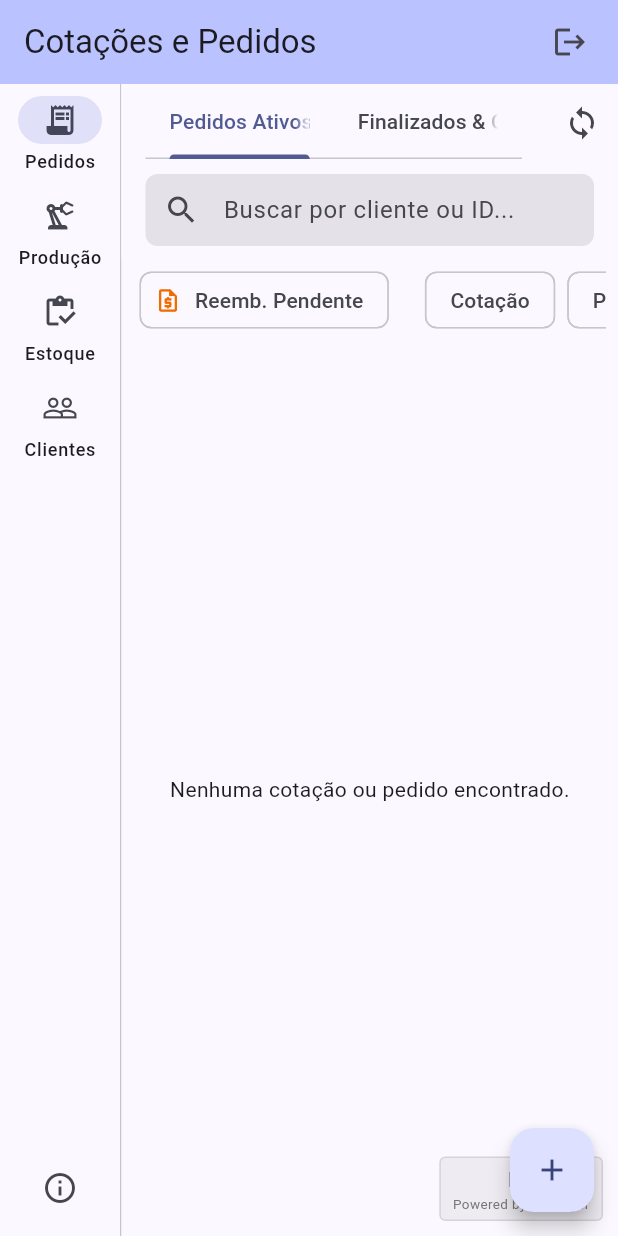
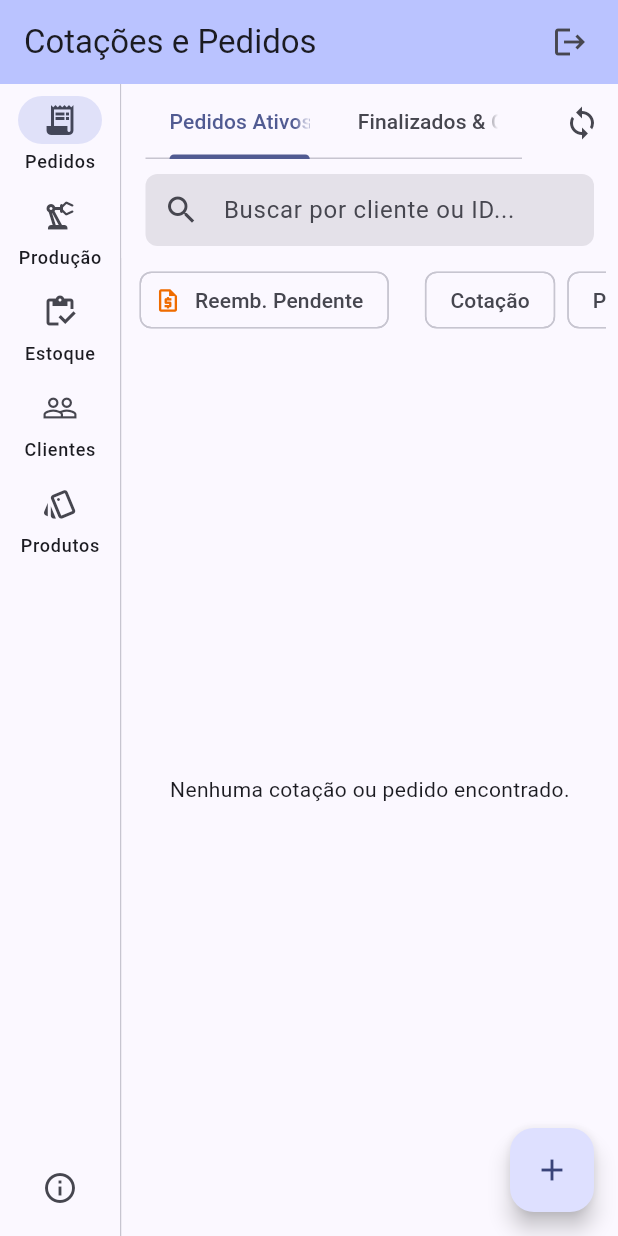
Before and after one commit to manthys/prodsys-releases, a Flutter app: the screen it shows once a user with an empty profile is signed in, on a phone screen of 412 x 824 dp. Run offline on Flutter 3.47's test engine with Material 3 defaults, Android fonts, the phone set to English and light mode, and no system bars; our stand-ins replace cloud_firestore, file_picker, firebase_auth, firebase_core, firebase_storage, mask_text_input_formatter and 4 more; missing offline and left inert: auto_updater, version; accounts and stored records are empty; network calls fail; statements that could not run were skipped.

Commit message:
feat: Libera acesso de produtos para funcionários (v1.6.9)

```diff
--- a/lib/screens/main_screen.dart
+++ b/lib/screens/main_screen.dart
@@ -1,7 +1,7 @@
-// lib/screens/main_screen.dart
+// lib/screens/main_screen.dart (VERSÃO CORRIGIDA)
 
 import 'package:flutter/material.dart';
-import 'package:package_info_plus/package_info_plus.dart'; // <-- NOVO IMPORT
+import 'package:package_info_plus/package_info_plus.dart';
 import 'package:url_launcher/url_launcher.dart';
 import '../models/client_model.dart';
 import '../models/expense_model.dart';
@@ -40,13 +40,35 @@ class _MainScreenState extends State<MainScreen> {
   String _userRole = 'employee';
   bool _isLoadingRole = true;
 
-  // ... (listas de telas e títulos permanecem as mesmas)
+  // Lista de Admin não muda
   final List<Widget> _adminScreens = const [DashboardScreen(), OrdersScreen(), ProductionScreen(), StockScreen(), ClientsScreen(), ProductsScreen(), MoldsScreen(), ExpensesScreen(), ManageUsersScreen(), SettingsScreen()];
   final List<String> _adminTitles = const ['Dashboard', 'Cotações e Pedidos', 'Produção Diária', 'Controle de Estoque', 'Clientes', 'Catálogo de Produtos', 'Gerenciar Formas', 'Controle de Gastos', 'Gerenciar Usuários', 'Configurações da Empresa'];
   final List<NavigationRailDestination> _adminDestinations = const [NavigationRailDestination(icon: Icon(Icons.dashboard_outlined), selectedIcon: Icon(Icons.dashboard), label: Text('Dashboard')), NavigationRailDestination(icon: Icon(Icons.receipt_long_outlined), selectedIcon: Icon(Icons.receipt_long), label: Text('Pedidos')), NavigationRailDestination(icon: Icon(Icons.precision_manufacturing_outlined), selectedIcon: Icon(Icons.precision_manufacturing), label: Text('Produção')), NavigationRailDestination(icon: Icon(Icons.inventory_outlined), selectedIcon: Icon(Icons.inventory), label: Text('Estoque')), NavigationRailDestination(icon: Icon(Icons.people_outline), selectedIcon: Icon(Icons.people), label: Text('Clientes')), NavigationRailDestination(icon: Icon(Icons.style_outlined), selectedIcon: Icon(Icons.style), label: Text('Produtos')), NavigationRailDestination(icon: Icon(Icons.handyman_outlined), selectedIcon: Icon(Icons.handyman), label: Text('Formas')), NavigationRailDestination(icon: Icon(Icons.money_off_outlined), selectedIcon: Icon(Icons.money_off), label: Text('Gastos')), NavigationRailDestination(icon: Icon(Icons.manage_accounts_outlined), selectedIcon: Icon(Icons.manage_accounts), label: Text('Usuários')), NavigationRailDestination(icon: Icon(Icons.settings_outlined), selectedIcon: Icon(Icons.settings), label: Text('Ajustes'))];
-  final List<Widget> _employeeScreens = const [OrdersScreen(), ProductionScreen(), StockScreen(), ClientsScreen()];
-  final List<String> _employeeTitles = const ['Cotações e Pedidos', 'Produção Diária', 'Controle de Estoque', 'Clientes'];
-  final List<NavigationRailDestination> _employeeDestinations = const [NavigationRailDestination(icon: Icon(Icons.receipt_long_outlined), selectedIcon: Icon(Icons.receipt_long), label: Text('Pedidos')), NavigationRailDestination(icon: Icon(Icons.precision_manufacturing_outlined), selectedIcon: Icon(Icons.precision_manufacturing), label: Text('Produção')), NavigationRailDestination(icon: Icon(Icons.inventory_outlined), selectedIcon: Icon(Icons.inventory), label: Text('Estoque')), NavigationRailDestination(icon: Icon(Icons.people_outline), selectedIcon: Icon(Icons.people), label: Text('Clientes'))];
+
+  // =================================================================
+  // ALTERAÇÕES NAS LISTAS DE FUNCIONÁRIOS
+  // =================================================================
+  final List<Widget> _employeeScreens = const [
+    OrdersScreen(),
+    ProductionScreen(),
+    StockScreen(),
+    ClientsScreen(),
+    ProductsScreen(), // <-- TELA DE PRODUTOS ADICIONADA
+  ];
+  final List<String> _employeeTitles = const [
+    'Cotações e Pedidos',
+    'Produção Diária',
+    'Controle de Estoque',
+    'Clientes',
+    'Catálogo de Produtos', // <-- TÍTULO ADICIONADO
+  ];
+  final List<NavigationRailDestination> _employeeDestinations = const [
+    NavigationRailDestination(icon: Icon(Icons.receipt_long_outlined), selectedIcon: Icon(Icons.receipt_long), label: Text('Pedidos')),
+    NavigationRailDestination(icon: Icon(Icons.precision_manufacturing_outlined), selectedIcon: Icon(Icons.precision_manufacturing), label: Text('Produção')),
+    NavigationRailDestination(icon: Icon(Icons.inventory_outlined), selectedIcon: Icon(Icons.inventory), label: Text('Estoque')),
+    NavigationRailDestination(icon: Icon(Icons.people_outline), selectedIcon: Icon(Icons.people), label: Text('Clientes')),
+    NavigationRailDestination(icon: Icon(Icons.style_outlined), selectedIcon: Icon(Icons.style), label: Text('Produtos')), // <-- ITEM DE NAVEGAÇÃO ADICIONADO
+  ];
 
 
   @override
@@ -70,9 +92,7 @@ class _MainScreenState extends State<MainScreen> {
     }
   }
 
-  // ===== FUNÇÃO "SOBRE" ATUALIZADA =====
   void _showAboutDialog(BuildContext context) async {
-    // Busca a informação da versão atual do pacote
     final packageInfo = await PackageInfo.fromPlatform();
     final version = packageInfo.version;
 
@@ -84,7 +104,7 @@ class _MainScreenState extends State<MainScreen> {
           mainAxisSize: MainAxisSize.min,
           crossAxisAlignment: CrossAxisAlignment.start,
           children: [
-            Text('Versão Instalada: $version', style: TextStyle(fontWeight: FontWeight.bold)),
+            Text('Versão Instalada: $version', style: const TextStyle(fontWeight: FontWeight.bold)),
             const SizedBox(height: 20),
             const Text('Desenvolvido por:'),
             const Text('Manthysr', style: TextStyle(fontWeight: FontWeight.bold)),
@@ -108,11 +128,14 @@ class _MainScreenState extends State<MainScreen> {
     );
   }
 
-  // ... (o resto do arquivo, incluindo _buildFab e o método build, continua igual)
   Widget? _buildFab(BuildContext fabContext) {
     final bool isAdmin = _userRole == 'admin';
     String? tooltip;
     VoidCallback? onPressed;
+    // Garante que o índice não estoure a lista de títulos de funcionário
+    if (_selectedIndex >= (isAdmin ? _adminTitles.length : _employeeTitles.length)) {
+      _selectedIndex = 0;
+    }
     final currentTitle = (isAdmin ? _adminTitles : _employeeTitles)[_selectedIndex];
 
     switch (currentTitle) {
@@ -130,10 +153,31 @@ class _MainScreenState extends State<MainScreen> {
     }
     return null;
   }
+
   @override
   Widget build(BuildContext context) {
     final bool isAdmin = _userRole == 'admin';
-    final screens = isAdmin ? _adminScreens : _employeeScreens;
+
+    // Agora que as listas podem ter tamanhos diferentes, precisamos construir a lista de telas dinamicamente
+    List<Widget> getScreensForRole(String role) {
+      if (role == 'admin') {
+        return _adminScreens.map((screen) {
+          if (screen is ProductsScreen) {
+            return ProductsScreen(userRole: 'admin');
+          }
+          return screen;
+        }).toList();
+      } else {
+        return _employeeScreens.map((screen) {
+          if (screen is ProductsScreen) {
+            return ProductsScreen(userRole: 'employee');
+          }
+          return screen;
+        }).toList();
+      }
+    }
+
+    final screens = getScreensForRole(_userRole);
     final titles = isAdmin ? _adminTitles : _employeeTitles;
     final destinations = isAdmin ? _adminDestinations : _employeeDestinations;
 
@@ -158,9 +202,7 @@ class _MainScreenState extends State<MainScreen> {
           const SizedBox(width: 8),
         ],
       ),
-      body: Stack(
-        children: [
-          Row(
+      body: Row(
         children: <Widget>[
           if (!_isLoadingRole)
             SingleChildScrollView(
@@ -202,45 +244,6 @@ class _MainScreenState extends State<MainScreen> {
           ),
         ],
       ),
-
-          Positioned(
-            bottom: 10,
-            right: 10,
-            child: InkWell(
-              onTap: () => launchUrl(Uri.parse('mailto:cmanthysr@gmail.com')),
-              borderRadius: BorderRadius.circular(4),
-              child: Container(
-                padding: const EdgeInsets.symmetric(horizontal: 8, vertical: 4),
-                decoration: BoxDecoration(
-                  color: Colors.black.withOpacity(0.05),
-                  borderRadius: BorderRadius.circular(4),
-                  border: Border.all(color: Colors.black.withOpacity(0.1)),
-                ),
-                child: Column(
-                  crossAxisAlignment: CrossAxisAlignment.end,
-                  children: [
-                    Text(
-                      'ProdSys',
-                      style: TextStyle(
-                        fontSize: 14,
-                        fontWeight: FontWeight.bold,
-                        color: Colors.grey.shade800,
-                      ),
-                    ),
-                    Text(
-                      'Powered by Manthysr',
-                      style: TextStyle(
-                        fontSize: 9,
-                        color: Colors.grey.shade600,
-                      ),
-                    ),
-                  ],
-                ),
-              ),
-            ),
-          ),
-        ],
-      ),
       floatingActionButton: _isLoadingRole ? null : Builder(
         builder: (BuildContext innerContext) {
           return _buildFab(innerContext) ?? const SizedBox.shrink();
--- a/lib/screens/products_screen.dart
+++ b/lib/screens/products_screen.dart
@@ -1,4 +1,4 @@
-// lib/screens/products_screen.dart (VERSÃO CORRIGIDA COM O LAYOUT ANTIGO)
+// lib/screens/products_screen.dart (VERSÃO FINAL COM PERMISSÕES E LAYOUT ANTIGO CORRIGIDO)
 
 import 'package:flutter/material.dart';
 import 'package:intl/intl.dart';
@@ -8,7 +8,8 @@ import '../services/firestore_service.dart';
 import '../widgets/product_dialog.dart';
 
 class ProductsScreen extends StatefulWidget {
-  const ProductsScreen({super.key});
+  final String userRole;
+  const ProductsScreen({super.key, this.userRole = 'employee'});
 
   @override
   State<ProductsScreen> createState() => _ProductsScreenState();
@@ -124,14 +125,13 @@ class _ProductsScreenState extends State<ProductsScreen> {
                   return const Center(child: Text('Nenhum produto encontrado com o termo buscado.'));
                 }
 
-                // ##### ESTRUTURA DE LAYOUT CORRIGIDA PARA O DATATABLE ANTIGO #####
                 return ListView(
-                  padding: const EdgeInsets.all(16.0),
+                  padding: const EdgeInsets.symmetric(horizontal: 16.0),
                   children: [
                     SingleChildScrollView(
                       scrollDirection: Axis.horizontal,
                       child: DataTable(
-                        columnSpacing: 24, // Ajuste o espaçamento se necessário
+                        columnSpacing: 24,
                         headingRowColor: MaterialStateProperty.all(Colors.grey.shade200),
                         columns: const [
                           DataColumn(label: Text('Nome/Descrição', style: TextStyle(fontWeight: FontWeight.bold))),
@@ -153,7 +153,9 @@ class _ProductsScreenState extends State<ProductsScreen> {
                             DataCell(Text(currencyFormatter.format(priceWithoutNota.price))),
                             DataCell(Text(currencyFormatter.format(priceWithNota.price))),
                             DataCell(Text(currencyFormatter.format(product.clientLogoPrice))),
-                            DataCell(Row(
+                            DataCell(
+                              widget.userRole == 'admin'
+                                ? Row(
                                     mainAxisSize: MainAxisSize.min,
                                     children: [
                                       IconButton(
@@ -167,7 +169,9 @@ class _ProductsScreenState extends State<ProductsScreen> {
                                         onPressed: () => _confirmDelete(context, product),
                                       ),
                                     ],
-                            )),
+                                  )
+                                : const SizedBox.shrink(), // Mostra uma célula vazia para funcionários
+                            ),
                           ]);
                         }).toList(),
                       ),
--- a/pubspec.yaml
+++ b/pubspec.yaml
@@ -16,7 +16,7 @@ publish_to: 'none' # Remove this line if you wish to publish to pub.dev
 # https://developer.apple.com/library/archive/documentation/General/Reference/InfoPlistKeyReference/Articles/CoreFoundationKeys.html
 # In Windows, build-name is used as the major, minor, and patch parts
 # of the product and file versions while build-number is used as the build suffix.
-version: 1.6.8+32
+version: 1.6.9+33
 
 environment:
     sdk: '>=3.2.0 <4.0.0'
```
Also changed, not shown: pubspec.lock, 1 other file. Lines whose indentation alone changed are shown as unchanged.
